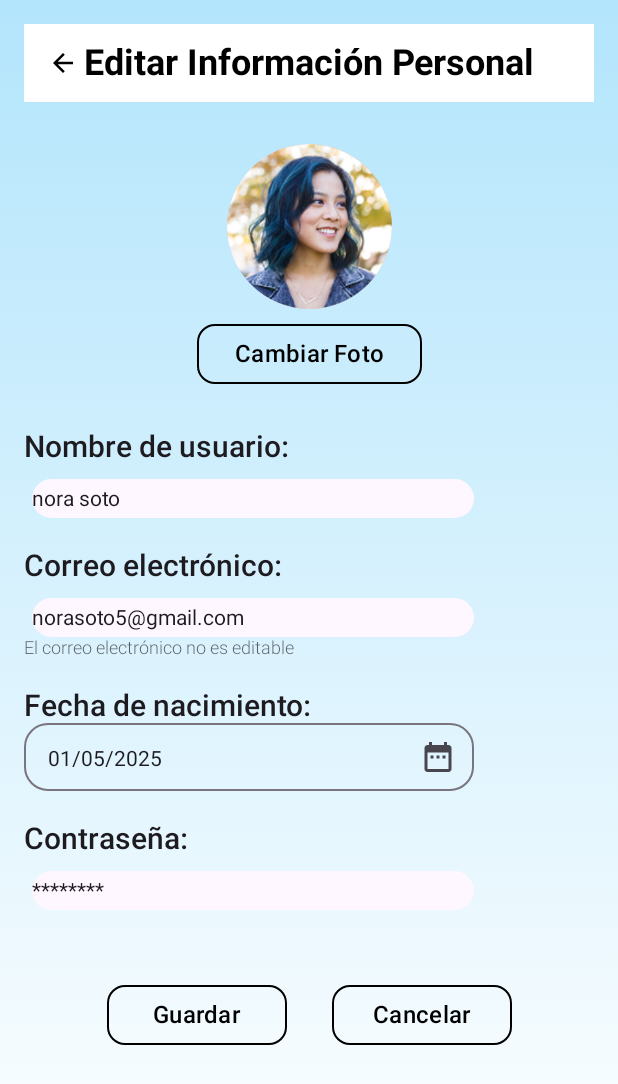
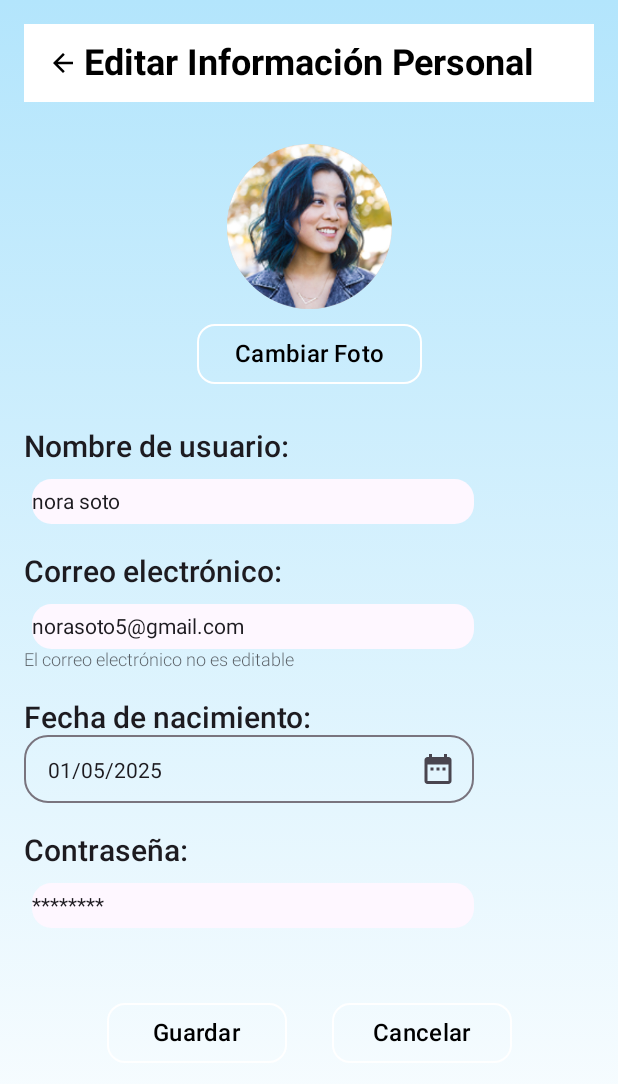
Before and after one commit to eddn-dev/TibiBalanceApp, an Android app built with Jetpack Compose: the @Preview function FeatureEditProfileScreenPreview, on a phone screen of 412 x 824 dp. Shown: the top 1084 px of the screen. Run offline under Robolectric (Android 15) with nearby library versions, the phone set to English and light mode, and no system bars.

Commit message:
modificaacion comoponente SeondaryButton e InputSelect, se cambio el fondo

```diff
--- a/app/src/main/java/com/app/tibibalance/ui/components/InputText.kt
+++ b/app/src/main/java/com/app/tibibalance/ui/components/InputText.kt
@@ -29,7 +29,7 @@ fun InputText(
     Box(
         modifier = modifier
             .width(300.dp)
-            .height(26.dp)
+            .height(30.dp)
             .padding(start = 5.dp)
             .background(
                 color = MaterialTheme.colorScheme.surface,
--- a/app/src/main/java/com/app/tibibalance/ui/components/SecondaryButton.kt
+++ b/app/src/main/java/com/app/tibibalance/ui/components/SecondaryButton.kt
@@ -18,17 +18,20 @@ fun SecondaryButton(
     text: String,
     onClick: () -> Unit,
     modifier: Modifier = Modifier,
-    enabled: Boolean = true
+    enabled: Boolean = true,
+    backgroundColor: Color = Color.Transparent // Nuevo parámetro
 ) {
     OutlinedButton(
         onClick = onClick,
         modifier = modifier.width(120.dp).height(40.dp),
         enabled = enabled,
         shape = RoundedCornerShape(12.dp),
+
         colors = ButtonDefaults.outlinedButtonColors(
+            containerColor = backgroundColor, // Aquí aplicamos el fondo
             contentColor = Color.Black
         ),
-        border = BorderStroke(1.dp, Color.Black)
+        border = BorderStroke(1.dp, Color.White)
     ) {
         Text(
             text = text,
```
Also changed, not shown: app/src/main/java/com/app/tibibalance/ui/components/InputSelect.kt (+14 -2 lines), app/src/main/java/com/app/tibibalance/ui/screens/FeatureAddHabitScreen.kt (+25 -22 lines).
